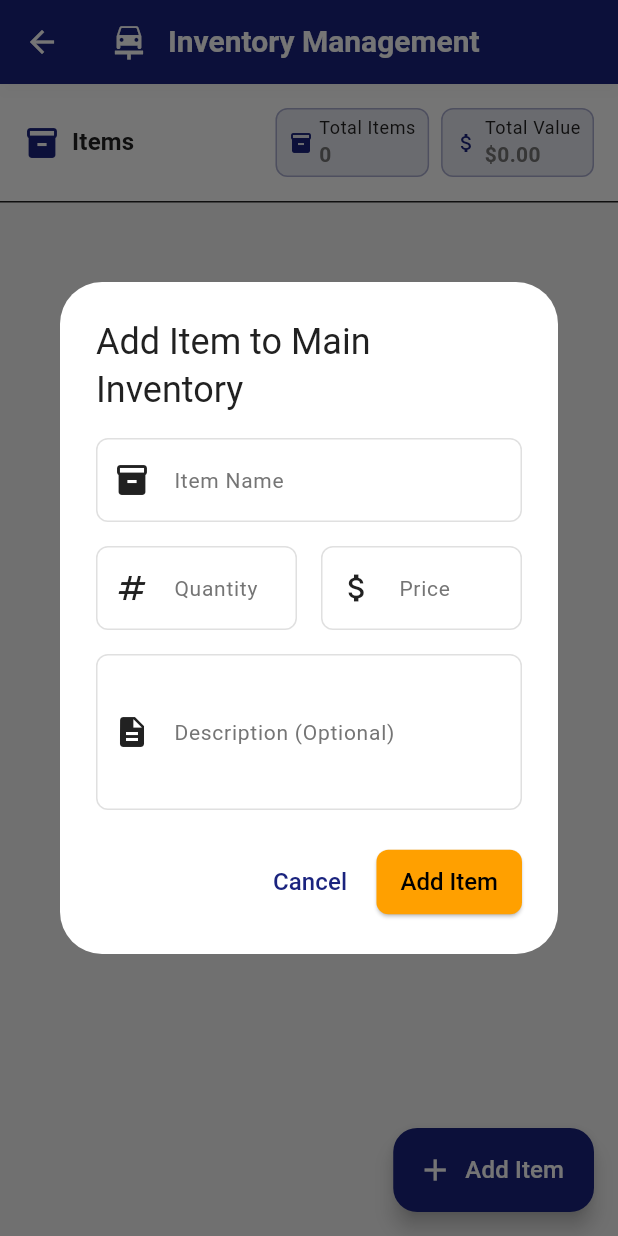
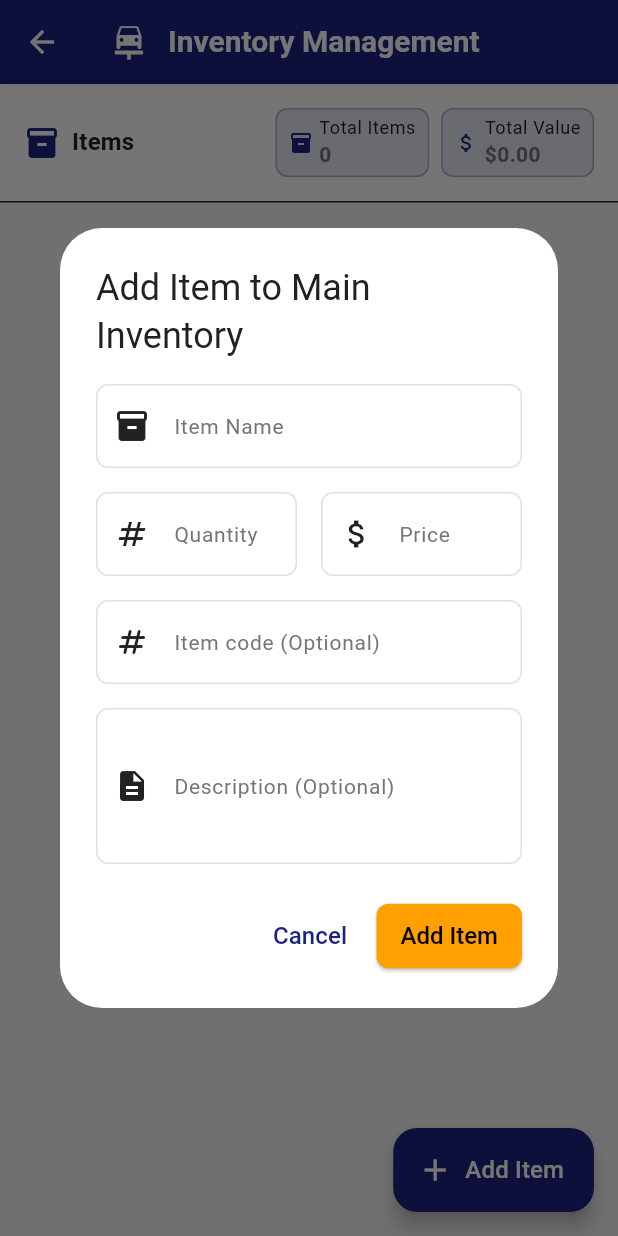
Before and after one commit to Abdalrahman1723/car-service-center-app, a Flutter app: the InventoryPanel screen opened by its route, after a tap on "Add Item", on a phone screen of 412 x 824 dp. Run offline on Flutter 3.47's test engine with Material 3 defaults, Android fonts, the phone set to English and light mode, and no system bars; our stand-ins replace cloud_firestore, device_preview, equatable, firebase_auth, firebase_core, fl_chart and 2 more; accounts and stored records are empty; statements that could not run were skipped.

Commit message:
add item code

```diff
--- a/lib/modules/manager/features/inventory/presentation/pages/inventory_panel.dart
+++ b/lib/modules/manager/features/inventory/presentation/pages/inventory_panel.dart
@@ -1,3 +1,5 @@
+import 'dart:developer';
+
 import 'package:flutter/material.dart';
 import 'package:flutter_bloc/flutter_bloc.dart';
 import 'package:cloud_firestore/cloud_firestore.dart';
@@ -139,7 +141,8 @@ class _InventoryPanelState extends State<InventoryPanel> {
     } else if (state is InventoryLoaded) {
       return _buildItemList(context, state.inventory);
     } else {
-      return const Center(child: Text('Something went wrong'));
+      log("loading item error");
+      return const Center(child: CircularProgressIndicator());
     }
   }
 
--- a/lib/modules/manager/features/inventory/presentation/widgets/add_item_dialog.dart
+++ b/lib/modules/manager/features/inventory/presentation/widgets/add_item_dialog.dart
@@ -14,6 +14,7 @@ class AddItemDialog extends StatefulWidget {
 class _AddItemDialogState extends State<AddItemDialog> {
   final _formKey = GlobalKey<FormState>();
   final _nameController = TextEditingController();
+  final _codeController = TextEditingController();
   final _quantityController = TextEditingController();
   final _priceController = TextEditingController();
   final _descriptionController = TextEditingController();
@@ -23,6 +24,7 @@ class _AddItemDialogState extends State<AddItemDialog> {
     _nameController.dispose();
     _quantityController.dispose();
     _priceController.dispose();
+    _codeController.dispose();
     _descriptionController.dispose();
     super.dispose();
   }
@@ -37,6 +39,7 @@ class _AddItemDialogState extends State<AddItemDialog> {
           child: Column(
             mainAxisSize: MainAxisSize.min,
             children: [
+              //the item name
               TextFormField(
                 controller: _nameController,
                 decoration: const InputDecoration(
@@ -52,8 +55,10 @@ class _AddItemDialogState extends State<AddItemDialog> {
                 },
               ),
               const SizedBox(height: 16),
+              // quantity and price
               Row(
                 children: [
+                  //--quantity
                   Expanded(
                     child: TextFormField(
                       controller: _quantityController,
@@ -77,6 +82,7 @@ class _AddItemDialogState extends State<AddItemDialog> {
                     ),
                   ),
                   const SizedBox(width: 16),
+                  //--price
                   Expanded(
                     child: TextFormField(
                       controller: _priceController,
@@ -109,6 +115,15 @@ class _AddItemDialogState extends State<AddItemDialog> {
               ),
               const SizedBox(height: 16),
               TextFormField(
+                controller: _codeController,
+                decoration: const InputDecoration(
+                  labelText: 'Item code (Optional)',
+                  hintText: 'Enter item code',
+                  prefixIcon: Icon(Icons.numbers_rounded),
+                ),
+              ),
+              const SizedBox(height: 16),
+              TextFormField(
                 controller: _descriptionController,
                 decoration: const InputDecoration(
                   labelText: 'Description (Optional)',
@@ -136,6 +151,7 @@ class _AddItemDialogState extends State<AddItemDialog> {
       final item = Item(
         id: DateTime.now().millisecondsSinceEpoch.toString(),
         name: _nameController.text.trim(),
+        code: _codeController.text.trim(),
         quantity: int.parse(_quantityController.text),
         price: double.parse(_priceController.text),
         description: _descriptionController.text.trim().isEmpty
--- a/lib/modules/manager/features/inventory/presentation/widgets/item_list_tile.dart
+++ b/lib/modules/manager/features/inventory/presentation/widgets/item_list_tile.dart
@@ -42,6 +42,7 @@ class ItemListTile extends StatelessWidget {
                 maxLines: 2,
                 overflow: TextOverflow.ellipsis,
               ),
+            ?item.code != "" ? Text("code: ${item.code!}") : null,
             const SizedBox(height: 4),
             Row(
               children: [
--- a/lib/shared/models/item.dart
+++ b/lib/shared/models/item.dart
@@ -2,6 +2,7 @@ class Item {
   final String id;
   final String name;
   final int quantity;
+  final String? code;
   final double price;
   final String? description;
 
@@ -9,6 +10,7 @@ class Item {
     required this.id,
     required this.name,
     required this.quantity,
+    this.code,
     required this.price,
     this.description,
   });
@@ -17,12 +19,14 @@ class Item {
     'name': name,
     'quantity': quantity,
     'price': price,
+    'code': code,
     'description': description,
   };
 
   factory Item.fromMap(String id, Map<String, dynamic> map) => Item(
     id: id,
     name: map['name'] ?? '',
+    code: map['code'] ?? '',
     quantity: map['quantity'] ?? 0,
     price: (map['price'] is int)
         ? (map['price'] as int).toDouble()
```
